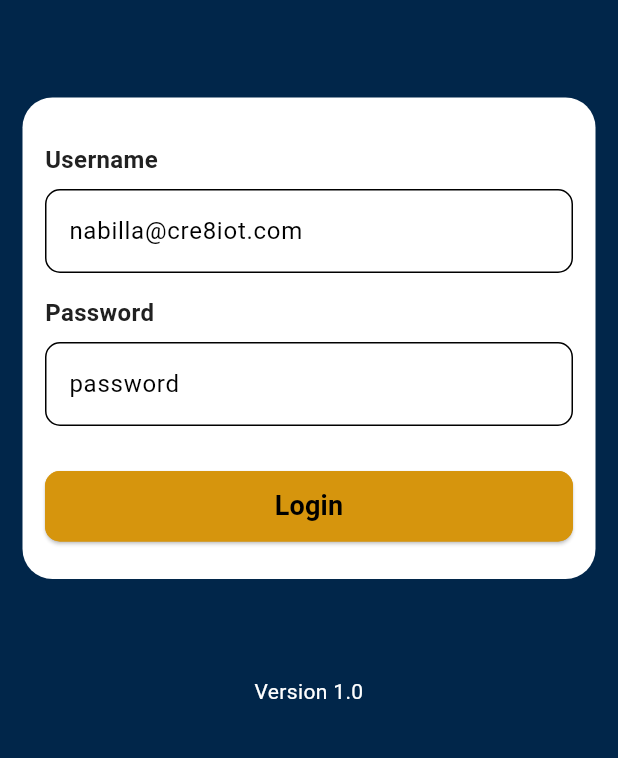
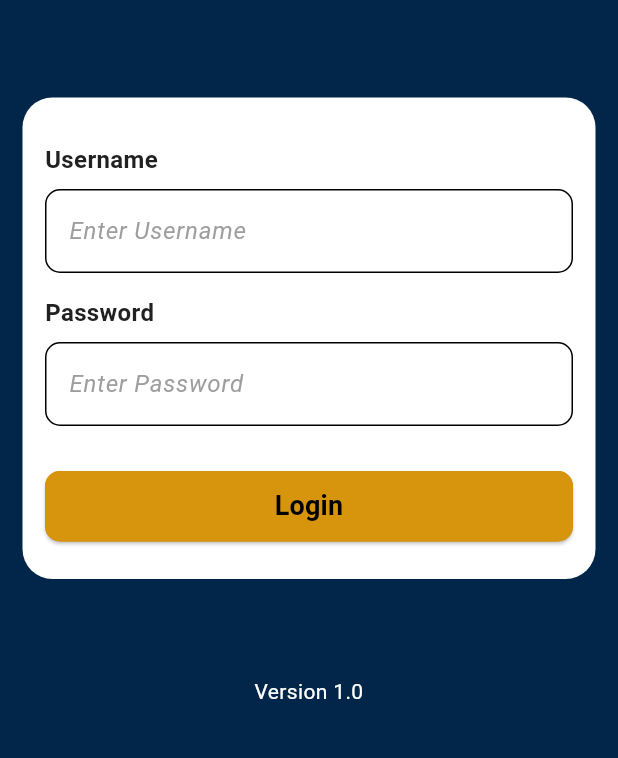
Before and after one commit to promosysmobile/ttl_sales_and_rental, a Flutter app: the screen it shows after launch, on a phone screen of 412 x 824 dp, the part 372-1130 px from its top. Run offline on Flutter 3.47's test engine with Material 3 defaults, Android fonts, the phone set to English and light mode, and no system bars; our stand-ins replace shared_preferences; Roboto replaces fonts that are missing (Poppins, Poppins-Medium).

Commit message:
Login Api Example

```diff
--- a/lib/ui/screen01_login.dart
+++ b/lib/ui/screen01_login.dart
@@ -27,8 +27,8 @@ class _LoginScreenState extends State<LoginScreen> {
   @override
   void initState() {
     //dummy initial value
-    usernameController.text = "nabilla@cre8iot.com";
-    passwordController.text = "password";
+    //usernameController.text = "nabilla@cre8iot.com";
+    //passwordController.text = "password";
 
     initSharedPref();
     super.initState();
```
